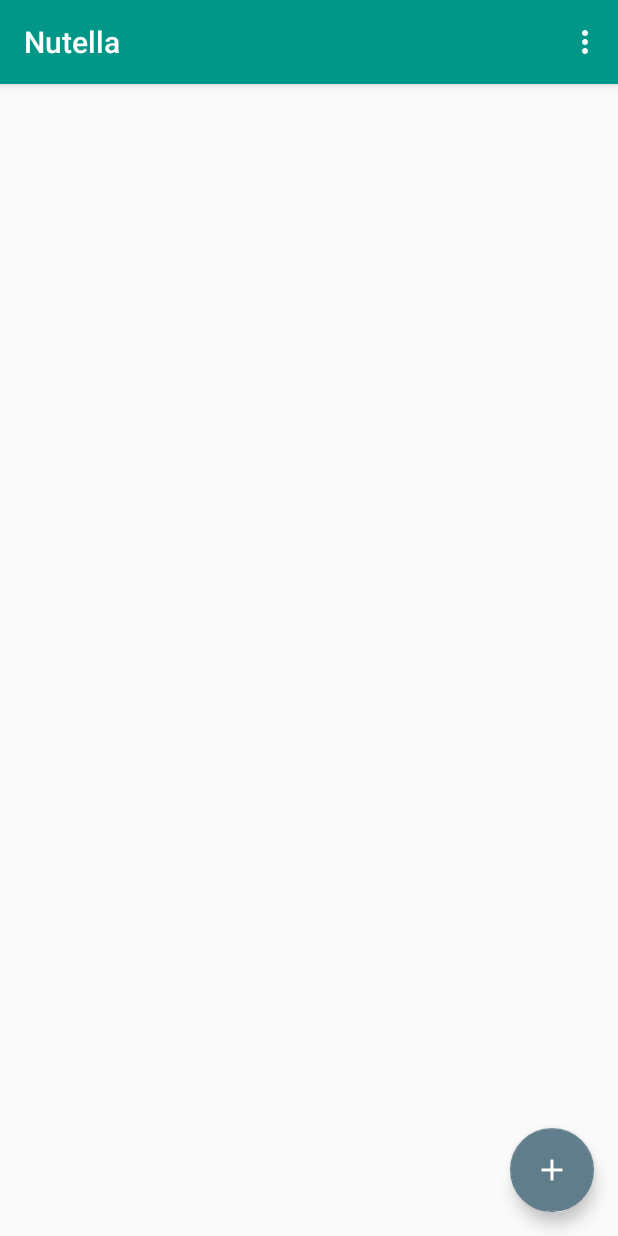
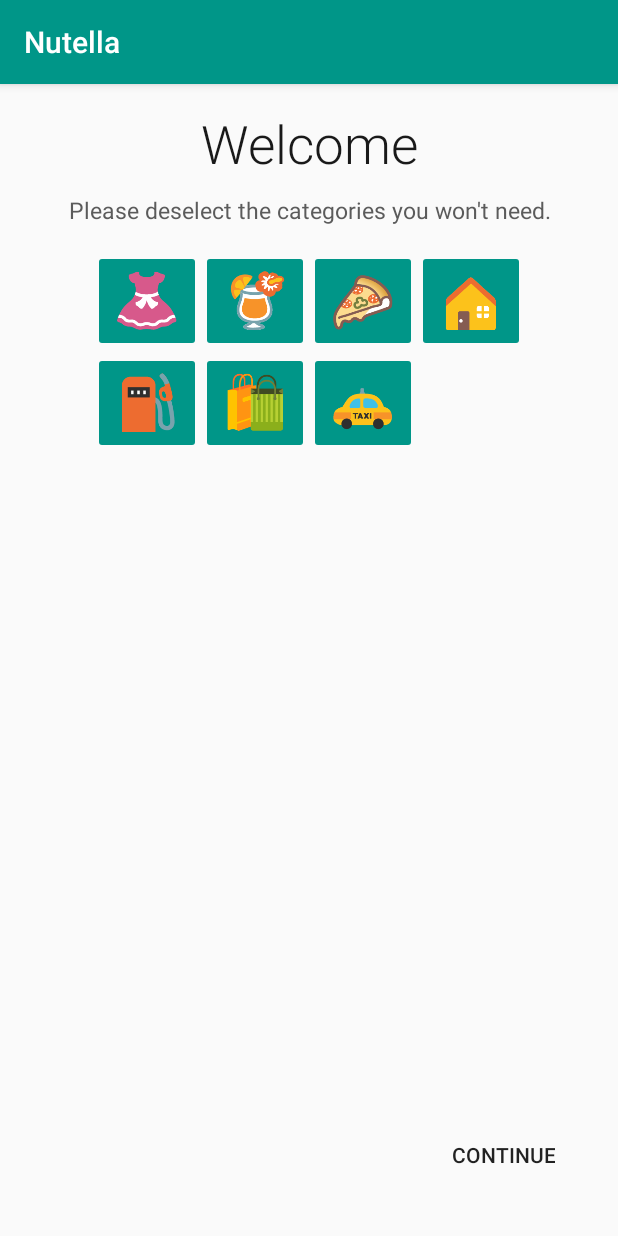
Before and after one commit to danifujii/Coute, an Android app: the screen it shows after launch (MainActivity before the commit, WelcomeActivity after it), on a phone screen of 412 x 824 dp. Run offline under Robolectric (Android 15) with nearby library versions, the phone set to English and light mode, and no system bars.

Commit message:
Se agrega actividad de "Welcome", donde se pueden elegir las categorias.

```diff
--- a/app/src/main/AndroidManifest.xml
+++ b/app/src/main/AndroidManifest.xml
@@ -9,19 +9,21 @@
         android:supportsRtl="true"
         android:theme="@style/AppTheme">
         <activity
-            android:name=".MainActivity"
+            android:name=".WelcomeActivity"
             android:label="@string/app_name"
-            android:theme="@style/AppTheme.NoActionBar">
+            android:theme="@style/AppTheme">
             <intent-filter>
                 <action android:name="android.intent.action.MAIN" />
-
                 <category android:name="android.intent.category.LAUNCHER" />
             </intent-filter>
         </activity>
         <activity
             android:name=".PocketActivity"
             android:label="@string/title_activity_pocket2"
+            android:theme="@style/AppTheme.NoActionBar" />
+        <activity android:name=".MainActivity"
             android:theme="@style/AppTheme.NoActionBar"></activity>
+
     </application>
 
 </manifest>
--- a/app/src/main/java/com/example/daniel/projectnutella/MainActivity.java
+++ b/app/src/main/java/com/example/daniel/projectnutella/MainActivity.java
@@ -2,6 +2,7 @@ package com.example.daniel.projectnutella;
 
 import android.content.DialogInterface;
 import android.content.Intent;
+import android.content.SharedPreferences;
 import android.database.Cursor;
 import android.os.Bundle;
 import android.support.design.widget.FloatingActionButton;
@@ -12,11 +13,13 @@ import android.support.v7.widget.LinearLayoutManager;
 import android.support.v7.widget.RecyclerView;
 import android.support.v7.widget.Toolbar;
 import android.support.v7.widget.helper.ItemTouchHelper;
+import android.util.Log;
 import android.view.MotionEvent;
 import android.view.View;
 import android.view.Menu;
 import android.view.MenuItem;
 import android.view.WindowManager;
+import android.widget.EditText;
 import android.widget.TextView;
 import android.widget.Toast;
 
@@ -31,6 +34,7 @@ import java.util.ArrayList;
 
 public class MainActivity extends AppCompatActivity {
 
+    public static final String prefsName = "NutellaPreferences";
     private TextView pocketDialogTV;
     private RecyclerView rv;
     private List<Pocket> pockets;
--- /dev/null
+++ b/app/src/main/java/com/example/daniel/projectnutella/WelcomeActivity.java
@@ -0,0 +1,70 @@
+package com.example.daniel.projectnutella;
+
+import android.content.Intent;
+import android.content.SharedPreferences;
+import android.graphics.ColorFilter;
+import android.graphics.PorterDuff;
+import android.media.Image;
+import android.support.v4.content.ContextCompat;
+import android.support.v7.app.AppCompatActivity;
+import android.os.Bundle;
+import android.util.Log;
+import android.view.View;
+import android.widget.Button;
+import android.widget.GridLayout;
+import android.widget.ImageButton;
+import android.widget.Toast;
+
+import com.example.daniel.projectnutella.data.CategoryManager;
+
+public class WelcomeActivity extends AppCompatActivity {
+
+    public static final String catPref = "cat_";
+    public static final String loguedPref = "logued";
+
+    @Override
+    protected void onCreate(Bundle savedInstanceState) {
+        //Si ya eligio las categorias, saltar esta pantalla
+        SharedPreferences sp = getSharedPreferences(MainActivity.prefsName,MODE_PRIVATE);
+        if (sp.getBoolean(loguedPref,false))
+            startActivity(new Intent(WelcomeActivity.this,MainActivity.class));
+
+        super.onCreate(savedInstanceState);
+        setContentView(R.layout.activity_welcome);
+
+        Button nextButton = (Button)findViewById(R.id.next_button);
+        if (nextButton != null)
+        nextButton.setOnClickListener(new View.OnClickListener() {
+            @Override
+            public void onClick(View v) {
+                //Save preferences
+                GridLayout gl = (GridLayout) findViewById(R.id.cat_grid_layout);
+                if (gl != null) {
+                    SharedPreferences sp = getSharedPreferences(MainActivity.prefsName,MODE_PRIVATE);
+                    SharedPreferences.Editor editor = sp.edit();
+                    for (int i = 0; i < gl.getChildCount(); i++) {
+                        ImageButton ib = (ImageButton) gl.getChildAt(i);
+                        if (ib != null)
+                            editor.putBoolean(catPref+String.valueOf(i),!ib.isSelected());
+                    }
+                    editor.putBoolean(loguedPref,true);
+                    editor.apply();
+                }
+
+                //Go to MainActivity
+                startActivity(new Intent(WelcomeActivity.this,MainActivity.class));
+            }
+        });
+    }
+
+    public void catClick(View v){
+        if (!v.isSelected()) {   //By default buttons are not selected. To us, then this means its a used category
+            v.getBackground().setColorFilter(ContextCompat.getColor(this,R.color.colorAccent), PorterDuff.Mode.MULTIPLY);
+            v.setSelected(true);
+        }
+        else{
+            v.getBackground().setColorFilter(ContextCompat.getColor(this,R.color.colorPrimary), PorterDuff.Mode.MULTIPLY);
+            v.setSelected(false);
+        }
+    }
+}
--- a/app/src/main/java/com/example/daniel/projectnutella/data/CategoryManager.java
+++ b/app/src/main/java/com/example/daniel/projectnutella/data/CategoryManager.java
@@ -47,4 +47,18 @@ public class CategoryManager {
         db.close();
     }
 
+    public static int getCategoryId(Activity act, int idDrawable){
+        DbHelper db = new DbHelper(act);
+        switch(idDrawable){
+            case R.mipmap.cat_clothes: return db.getCategoryId(cat_clothes);
+            case R.mipmap.cat_drinks: return db.getCategoryId(cat_drinks);
+            case R.mipmap.cat_food: return db.getCategoryId(cat_food);
+            case R.mipmap.cat_house: return db.getCategoryId(cat_house);
+            case R.mipmap.cat_oil: return db.getCategoryId(cat_car);
+            case R.mipmap.cat_shopping: return db.getCategoryId(cat_shop);
+            case R.mipmap.cat_transport: return db.getCategoryId(cat_transp);
+        }
+        return 0;
+    }
+
 }
--- a/app/src/main/java/com/example/daniel/projectnutella/data/DbHelper.java
+++ b/app/src/main/java/com/example/daniel/projectnutella/data/DbHelper.java
@@ -110,6 +110,16 @@ public class DbHelper extends SQLiteOpenHelper {
         else return "";
     }
 
+    public int getCategoryId(String name){
+        Cursor cursor = getWritableDatabase().rawQuery("SELECT * FROM " + Tables.TABLE_NAME_CAT
+                + " WHERE " + Tables.COLUMN_CAT_NAME + "='" + name + "'", null);
+        if (cursor.getCount()>0) {
+            cursor.moveToFirst();
+            return Integer.valueOf(cursor.getString(1));
+        }
+        else return -1;
+    }
+
     public void deletePocket(int id){
         String[] selectionArgs = { String.valueOf(id) };
         SQLiteDatabase db = getWritableDatabase();
--- /dev/null
+++ b/app/src/main/res/layout/activity_welcome.xml
@@ -0,0 +1,117 @@
+<?xml version="1.0" encoding="utf-8"?>
+
+<RelativeLayout android:layout_width="match_parent"
+    android:layout_height="match_parent"
+    xmlns:android="http://schemas.android.com/apk/res/android">
+
+    <LinearLayout xmlns:android="http://schemas.android.com/apk/res/android"
+        xmlns:tools="http://schemas.android.com/tools"
+        android:layout_width="match_parent"
+        android:layout_height="match_parent"
+        android:paddingBottom="@dimen/activity_vertical_margin"
+        android:paddingLeft="@dimen/activity_horizontal_margin"
+        android:paddingRight="@dimen/activity_horizontal_margin"
+        android:paddingTop="@dimen/activity_vertical_margin"
+        android:orientation="vertical"
+        tools:context="com.example.daniel.projectnutella.WelcomeActivity">
+
+        <TextView
+            android:layout_width="match_parent"
+            android:layout_height="wrap_content"
+            android:gravity="center_horizontal"
+            android:text="@string/welcome"
+            android:textSize="35sp"
+            android:fontFamily="sans-serif-light"
+            android:textColor="@color/colorBlack"/>
+
+        <TextView
+            android:paddingTop="10dp"
+            android:layout_width="match_parent"
+            android:layout_height="wrap_content"
+            android:text="@string/welcome_message"
+            android:textSize="15sp"
+            android:gravity="center_horizontal"
+            android:textColor="@color/colorDarkGray"
+            />
+
+        <GridLayout
+            android:id="@+id/cat_grid_layout"
+            android:layout_width="wrap_content"
+            android:layout_height="wrap_content"
+            android:columnCount="4"
+            android:layout_gravity="center"
+            android:paddingTop="16dp">
+
+            <ImageButton
+                android:layout_width="wrap_content"
+                android:layout_height="wrap_content"
+                android:src="@mipmap/cat_clothes"
+                android:backgroundTint="@color/colorPrimary"
+                android:onClick="catClick"
+                />
+
+            <ImageButton
+                android:layout_width="wrap_content"
+                android:layout_height="wrap_content"
+                android:src="@mipmap/cat_drinks"
+                android:backgroundTint="@color/colorPrimary"
+                android:onClick="catClick"
+                />
+
+            <ImageButton
+                android:layout_width="wrap_content"
+                android:layout_height="wrap_content"
+                android:src="@mipmap/cat_food"
+                android:backgroundTint="@color/colorPrimary"
+                android:onClick="catClick"
+                />
+
+            <ImageButton
+                android:layout_width="wrap_content"
+                android:layout_height="wrap_content"
+                android:src="@mipmap/cat_house"
+                android:backgroundTint="@color/colorPrimary"
+                android:onClick="catClick"
+                />
+
+            <ImageButton
+                android:layout_width="wrap_content"
+                android:layout_height="wrap_content"
+                android:src="@mipmap/cat_oil"
+                android:backgroundTint="@color/colorPrimary"
+                android:onClick="catClick"
+                />
+
+            <ImageButton
+                android:layout_width="wrap_content"
+                android:layout_height="wrap_content"
+                android:src="@mipmap/cat_shopping"
+                android:backgroundTint="@color/colorPrimary"
+                android:onClick="catClick"
+                />
+
+            <ImageButton
+                android:layout_width="wrap_content"
+                android:layout_height="wrap_content"
+                android:src="@mipmap/cat_transport"
+                android:backgroundTint="@color/colorPrimary"
+                android:onClick="catClick"
+                />
+
+        </GridLayout>
+
+    </LinearLayout>
+
+    <Button
+        android:id="@+id/next_button"
+        android:layout_width="wrap_content"
+        android:layout_height="wrap_content"
+        android:text="@string/next"
+        style="?android:attr/borderlessButtonStyle"
+        android:layout_alignParentBottom="true"
+        android:layout_alignParentRight="true"
+        android:layout_marginBottom="30dp"
+        android:layout_marginRight="30dp"
+        />
+
+</RelativeLayout>
--- a/app/src/main/res/values/colors.xml
+++ b/app/src/main/res/values/colors.xml
@@ -5,6 +5,7 @@
     <color name="colorAccent">#607D8B</color>
     <color name="colorWhite">#FFFFFF</color>
     <color name="colorBGGray">#ECEFF1</color>
+    <color name="colorDarkGray">#5b5b5b</color>
     <color name="colorBlack">#191919</color>
     <color name="colorExpense">#F44336</color>
     <color name="colorIncome">#8BC34A</color>
--- a/app/src/main/res/values/strings.xml
+++ b/app/src/main/res/values/strings.xml
@@ -10,4 +10,7 @@
     <string name="error_add_pocket">That pocket already exists</string>
     <string name="delete_dialog">Do you want to delete?</string>
     <string name="delete_button">Delete</string>
+    <string name="welcome">Welcome</string>
+    <string name="welcome_message">Please deselect the categories you won\'t need.</string>
+    <string name="next">Continue</string>
 </resources>
```
